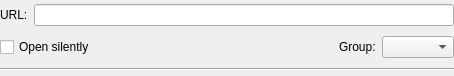
The window that ktorrent/dialogs/pastedlgbase.ui (KDE/ktorrent) describes before a commit, drawn with Qt 5.
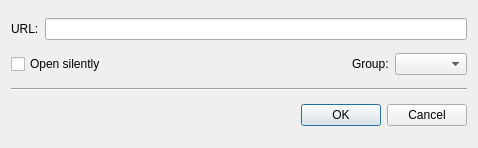
The same window after the commit. Custom widgets are drawn as their Qt base class.

Commit message: Port paste dialog to QDialog

What changed in the file:
```diff
--- a/ktorrent/dialogs/pastedlgbase.ui
+++ b/ktorrent/dialogs/pastedlgbase.ui
@@ -1,22 +1,19 @@
 <?xml version="1.0" encoding="UTF-8"?>
 <ui version="4.0">
  <class>PasteDlgBase</class>
- <widget class="QWidget" name="PasteDlgBase">
+ <widget class="QDialog" name="PasteDlgBase">
   <property name="geometry">
    <rect>
     <x>0</x>
     <y>0</y>
-    <width>454</width>
-    <height>76</height>
+    <width>478</width>
+    <height>148</height>
    </rect>
   </property>
   <property name="windowTitle">
    <string>Open an URL</string>
   </property>
   <layout class="QVBoxLayout" name="verticalLayout">
-   <property name="margin">
-    <number>0</number>
-   </property>
    <item>
     <layout class="QHBoxLayout" name="horizontalLayout">
      <item>
@@ -92,6 +89,13 @@
      </property>
     </widget>
    </item>
+   <item>
+    <widget class="QDialogButtonBox" name="m_buttonBox">
+     <property name="standardButtons">
+      <set>QDialogButtonBox::Cancel|QDialogButtonBox::Ok</set>
+     </property>
+    </widget>
+   </item>
   </layout>
  </widget>
  <customwidgets>
```
The commit also changes 2 other files.
